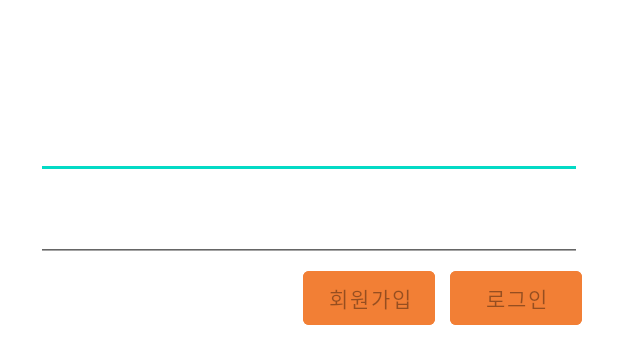
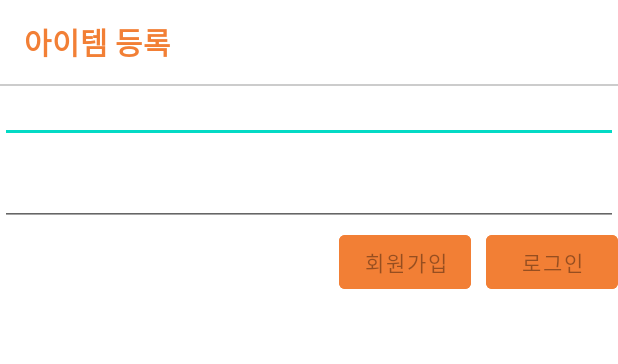
Before and after one commit to yoochangwon789/UsedTradeProject, an Android app: the layout fragment_mypage.xml on its own in the app's theme, with its tools: preview values and no code run, on a phone screen of 412 x 824 dp. Shown: the top 364 px of the screen. Run offline under Robolectric (Android 15) with nearby library versions, the phone set to English and light mode, and no system bars.

Commit message:
Feat : myPage 상단 바 레이아웃 추가

```diff
--- a/app/src/main/res/layout/fragment_mypage.xml
+++ b/app/src/main/res/layout/fragment_mypage.xml
@@ -3,8 +3,37 @@
     xmlns:app="http://schemas.android.com/apk/res-auto"
     xmlns:tools="http://schemas.android.com/tools"
     android:layout_width="match_parent"
-    android:layout_height="match_parent"
-    android:padding="24dp">
+    android:layout_height="match_parent">
+
+    <LinearLayout
+        android:id="@+id/toolbarLayout"
+        android:layout_width="0dp"
+        android:layout_height="?attr/actionBarSize"
+        android:gravity="center_vertical"
+        app:layout_constraintEnd_toEndOf="parent"
+        app:layout_constraintStart_toStartOf="parent"
+        app:layout_constraintTop_toTopOf="parent">
+
+        <TextView
+            android:layout_width="wrap_content"
+            android:layout_height="wrap_content"
+            android:layout_marginStart="16dp"
+            android:text="아이템 등록"
+            android:textColor="@color/orange"
+            android:textSize="20sp"
+            android:textStyle="bold"
+            tools:ignore="HardcodedText" />
+
+    </LinearLayout>
+
+    <View
+        android:id="@+id/toolbarUnderLineView"
+        android:layout_width="0dp"
+        android:layout_height="1dp"
+        android:background="@color/gray_cc"
+        app:layout_constraintEnd_toEndOf="parent"
+        app:layout_constraintStart_toStartOf="parent"
+        app:layout_constraintTop_toBottomOf="@id/toolbarLayout" />
 
     <EditText
         android:id="@+id/emailEditText"
```
